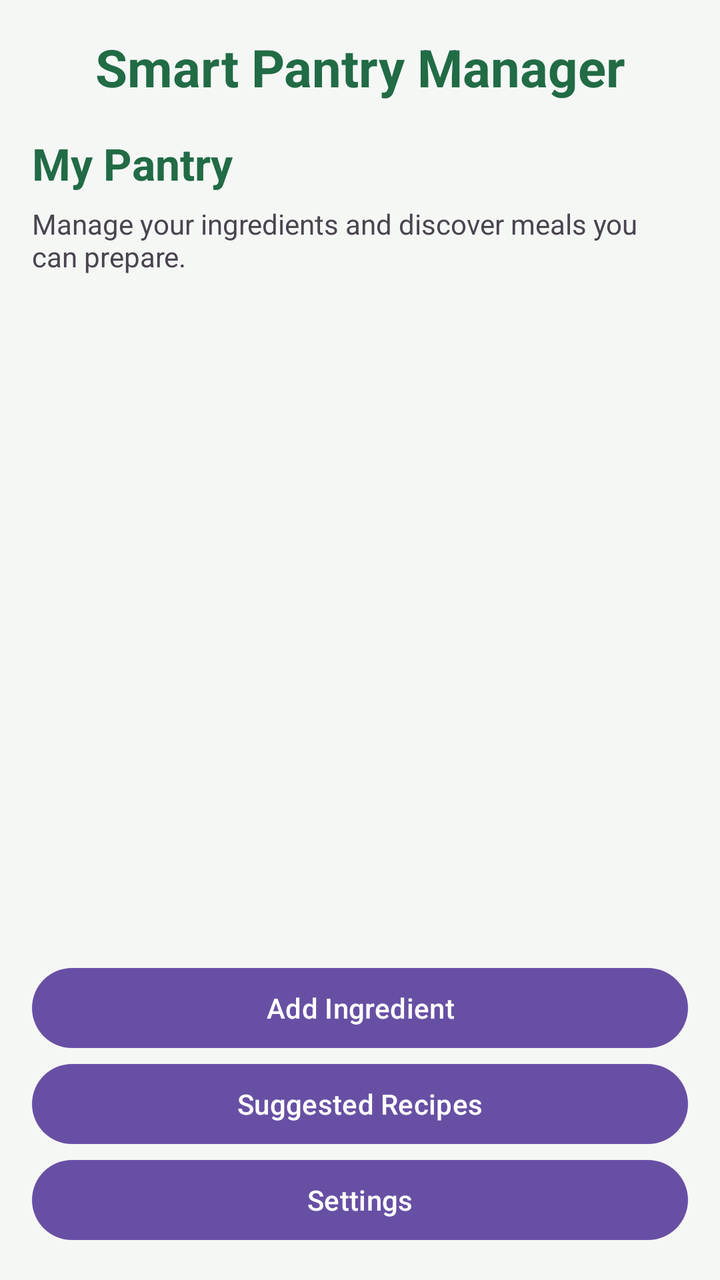
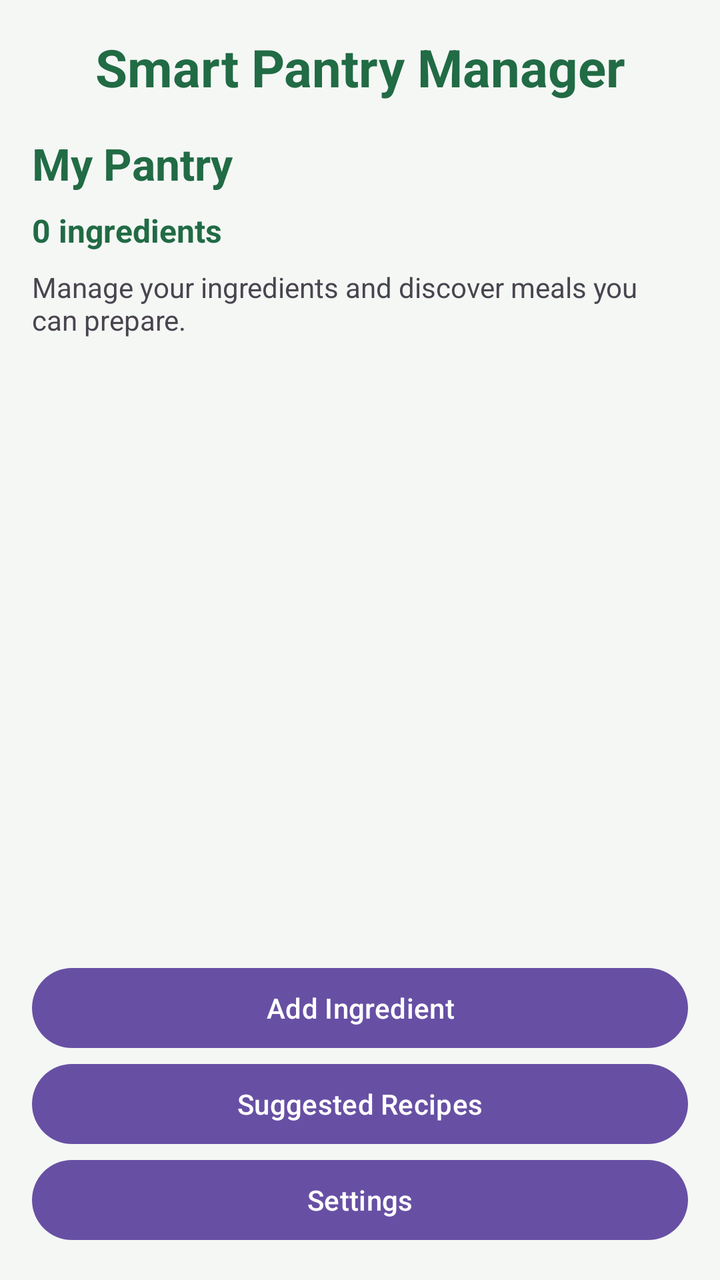

An Android layout rendered at two revisions. The XML below is the earlier revision; the diff shows what the commit changed to produce the second picture.
<!-- AndroidManifest.xml: application theme Theme.SmartPantryManager -->
<!-- res/layout/activity_main.xml -->
<LinearLayout xmlns:android="http://schemas.android.com/apk/res/android"
    android:id="@+id/main"
    android:layout_width="match_parent"
    android:layout_height="match_parent"
    android:orientation="vertical"
    android:background="#F5F7F5"
    android:padding="16dp">

    <TextView
        android:layout_width="match_parent"
        android:layout_height="wrap_content"
        android:text="Smart Pantry Manager"
        android:textColor="#216B45"
        android:textSize="26sp"
        android:textStyle="bold"
        android:gravity="center"
        android:paddingBottom="16dp" />

    <TextView
        android:layout_width="match_parent"
        android:layout_height="wrap_content"
        android:text="My Pantry"
        android:textColor="#216B45"
        android:textSize="22sp"
        android:textStyle="bold" />

    <TextView
        android:layout_width="match_parent"
        android:layout_height="wrap_content"
        android:text="Manage your ingredients and discover meals you can prepare."
        android:textSize="14sp"
        android:layout_marginTop="6dp"
        android:layout_marginBottom="16dp" />

    <TextView
        android:id="@+id/tvEmptyPantry"
        android:layout_width="match_parent"
        android:layout_height="wrap_content"
        android:text="Your pantry is empty. Tap Add Ingredient to get started."
        android:textSize="16sp"
        android:gravity="center"
        android:padding="24dp"
        android:visibility="gone" />

    <androidx.recyclerview.widget.RecyclerView
        android:id="@+id/recyclerViewIngredients"
        android:layout_width="match_parent"
        android:layout_height="0dp"
        android:layout_weight="1"
        android:clipToPadding="false"
        android:paddingTop="8dp"
        android:paddingBottom="8dp" />

    <Button
        android:id="@+id/btnAddIngredient"
        android:layout_width="match_parent"
        android:layout_height="wrap_content"
        android:text="Add Ingredient" />

    <Button
        android:id="@+id/btnSuggestedRecipes"
        android:layout_width="match_parent"
        android:layout_height="wrap_content"
        android:text="Suggested Recipes" />

    <Button
        android:id="@+id/btnSettings"
        android:layout_width="match_parent"
        android:layout_height="wrap_content"
        android:text="Settings" />

</LinearLayout>
<!-- resources referenced by this layout -->
<resources>
  <style name="Theme.SmartPantryManager" parent="Base.Theme.SmartPantryManager" />
  <style name="Base.Theme.SmartPantryManager" parent="Theme.Material3.DayNight.NoActionBar">
          
          
      </style>
</resources>

<!-- the commit's change to res/layout/activity_main.xml (unified diff, before → after) -->
@@ -25,11 +25,21 @@
         android:textStyle="bold" />
 
     <TextView
+        android:id="@+id/tvIngredientCount"
+        android:layout_width="match_parent"
+        android:layout_height="wrap_content"
+        android:text="0 ingredients"
+        android:textColor="#216B45"
+        android:textSize="16sp"
+        android:textStyle="bold"
+        android:layout_marginTop="8dp"
+        android:layout_marginBottom="8dp" />
+
+    <TextView
         android:layout_width="match_parent"
         android:layout_height="wrap_content"
         android:text="Manage your ingredients and discover meals you can prepare."
         android:textSize="14sp"
-        android:layout_marginTop="6dp"
         android:layout_marginBottom="16dp" />
 
     <TextView
